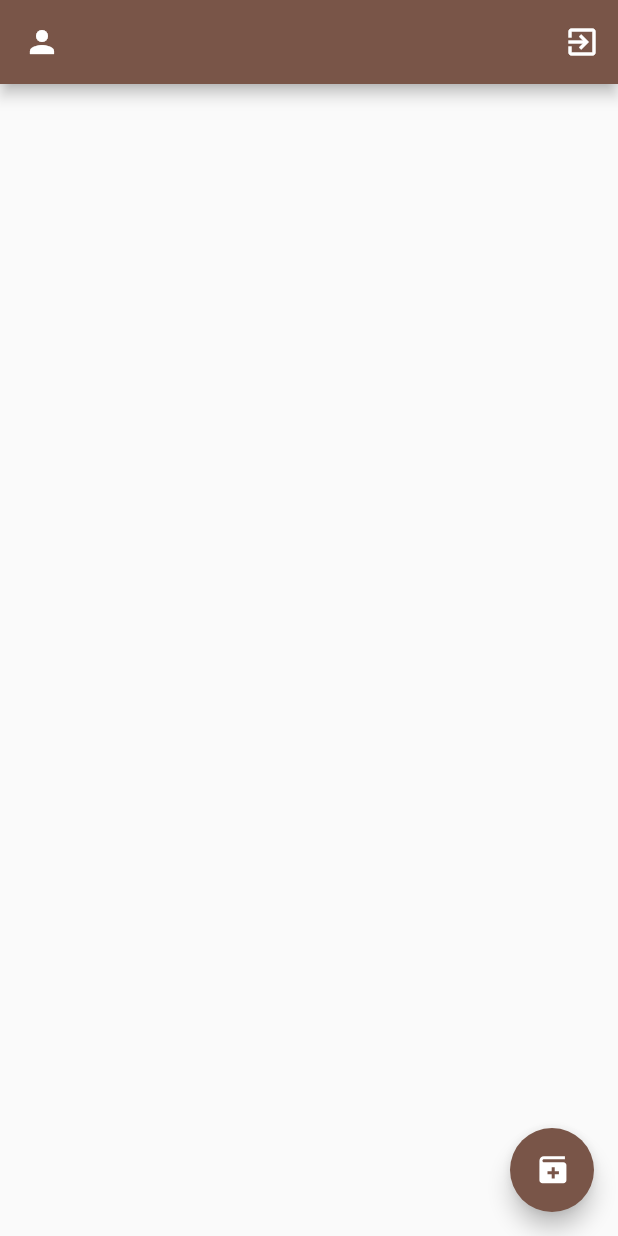
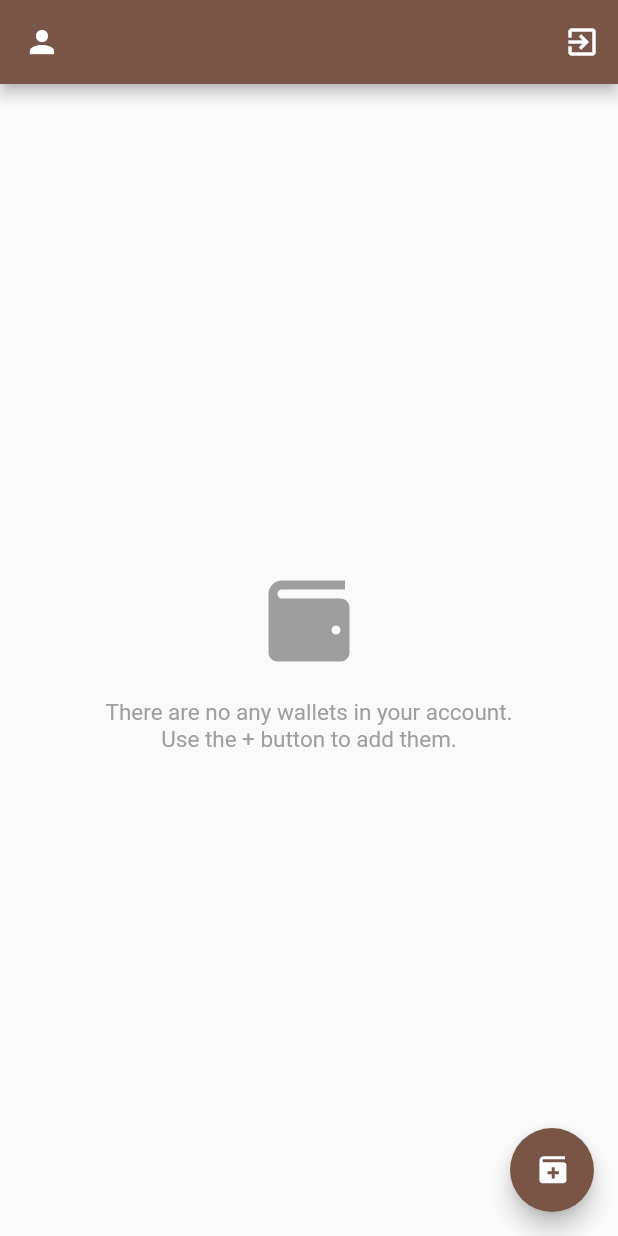
Before and after one commit to merskip/qwallet, a Flutter app: the screen it shows once a user with an empty profile is signed in, on a phone screen of 412 x 824 dp. Run offline on Flutter 3.47's test engine with Material 2 defaults, Android fonts, the phone set to English and light mode, and no system bars; our stand-ins replace cloud_firestore, cloud_functions, firebase_auth, flutter_svg, google_sign_in; missing offline and left inert: date_utils; accounts and stored records are empty.

Commit message:
Adding empty lists for wallets

```diff
--- a/lib/widget/wallet_list.dart
+++ b/lib/widget/wallet_list.dart
@@ -20,11 +20,32 @@ class WalletList extends StatelessWidget {
       stream: FirebaseService.instance.getWallets(),
       builder: (TypedQuerySnapshot<Wallet> snapshot) {
         final wallets = snapshot.values;
-        return ListView.builder(
-          itemCount: wallets.length,
-          itemBuilder: (context, index) =>
-              _walletListItem(context, wallets[index]),
-        );
+        if (wallets.isNotEmpty) {
+          return ListView.builder(
+            itemCount: wallets.length,
+            itemBuilder: (context, index) =>
+                _walletListItem(context, wallets[index]),
+          );
+        } else {
+          return Center(
+            child: Column(
+              mainAxisAlignment: MainAxisAlignment.center,
+              children: <Widget>[
+                SvgPicture.asset(
+                  "assets/icons8-wallet.svg",
+                  color: Colors.grey,
+                  height: 72,
+                ),
+                SizedBox(height: 16),
+                Text(
+                  "There are no any wallets in your account.\nUse the + button to add them.",
+                  textAlign: TextAlign.center,
+                  style: TextStyle(fontSize: 15, color: Colors.grey),
+                ),
+              ],
+            ),
+          );
+        }
       },
     );
   }
```
Also changed, not shown: lib/page/wallet_page.dart (+22 -0 lines).
